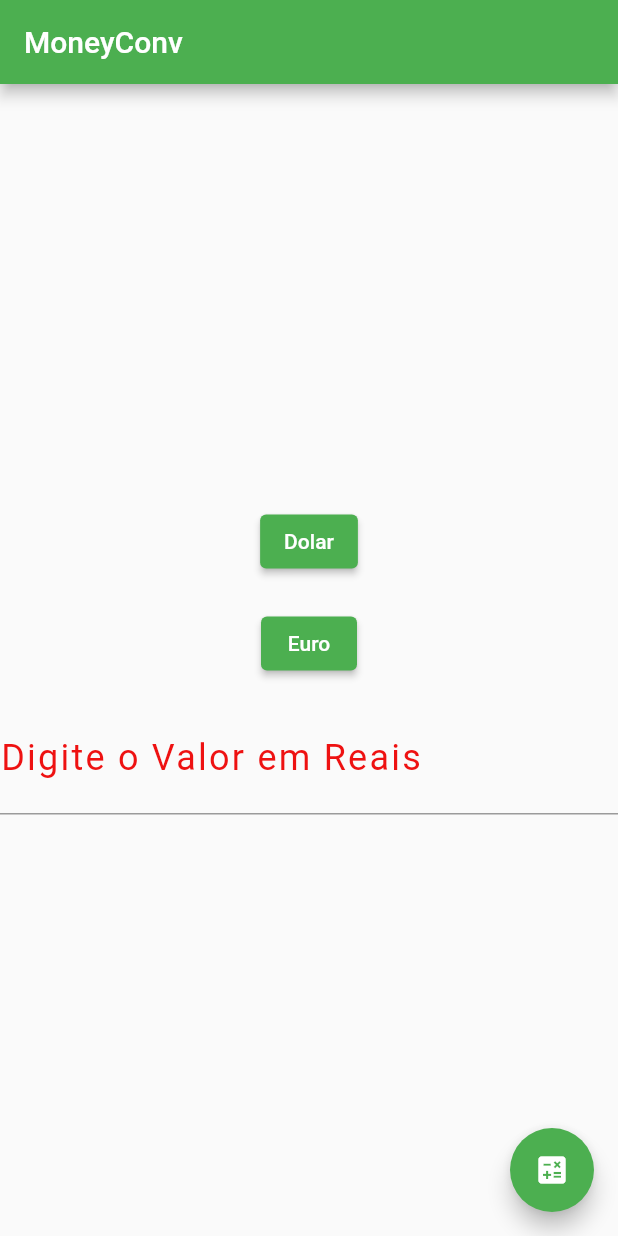
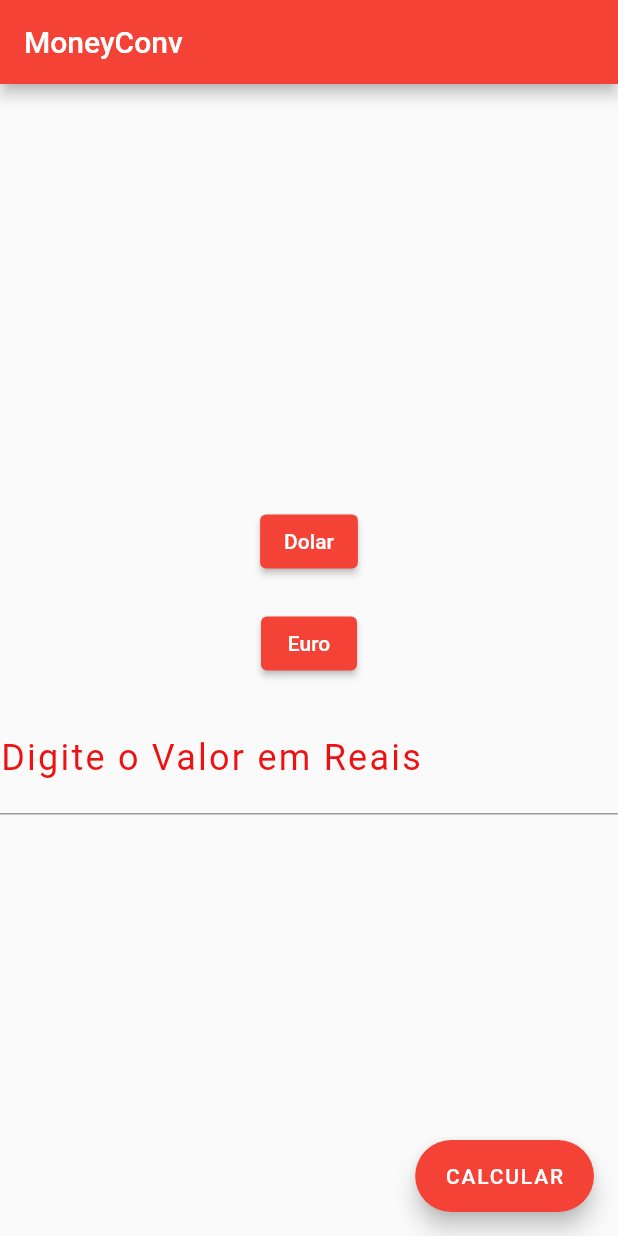
Before and after one commit to JoaoDeAbreu/MoneyConv, a Flutter app: the screen it shows after launch, on a phone screen of 412 x 824 dp. Run offline on Flutter 3.47's test engine with Material 2 defaults, Android fonts, the phone set to English and light mode, and no system bars.

```diff
--- a/moneyconv/lib/main.dart
+++ b/moneyconv/lib/main.dart
@@ -13,7 +13,7 @@ class MyApp extends StatelessWidget {
     return MaterialApp(
       title: 'MoneyConv',
       theme: ThemeData(
-        primarySwatch: Colors.green,
+        primarySwatch: Colors.red,
       ),
       home: const MyHomePage(title: 'MoneyConv'),
     );
@@ -51,10 +51,8 @@ class _MyHomePageState extends State<MyHomePage> {
           final double result = value * _multiplier;
           final String message =
               'O valor convertido fica: ${result.toStringAsFixed(2)}';
-          return Column(
-            children: [
-              AlertDialog(
-                title: Center(child: const Text('Resultado')),
+          return AlertDialog(
+            title: const Text('Resultado'),
             content: Text(message),
             actions: <Widget>[
               TextButton(
@@ -62,8 +60,6 @@ class _MyHomePageState extends State<MyHomePage> {
                   Navigator.of(context).pop();
                 },
                 child: const Text('OK'),
-                  ),
-                ],
               ),
             ],
           );
@@ -88,11 +84,14 @@ class _MyHomePageState extends State<MyHomePage> {
 
   @override
   Widget build(BuildContext context) {
+
     return Scaffold(
+
       appBar: AppBar(
         title: Text(widget.title),
       ),
       body: Center(
+
         child: Column(
           mainAxisAlignment: MainAxisAlignment.center,
           children: <Widget>[
@@ -106,6 +105,7 @@ class _MyHomePageState extends State<MyHomePage> {
               child: const Text('Euro',
               ),
             ),
+
             Text(_selectedOption),
             TextField(
               style: TextStyle(letterSpacing: 1.5,
@@ -120,11 +120,14 @@ class _MyHomePageState extends State<MyHomePage> {
           ],
         ),
       ),
-      floatingActionButton: FloatingActionButton(
+
+      floatingActionButton: FloatingActionButton.extended(
         onPressed: _incrementCounter,
-        tooltip: 'Calc',
-        child: const Icon(Icons.calculate),
+        tooltip: 'Calculo',
+        label: Text('CALCULAR'),
       ),
+
     );
+
   }
 }
```
Lines whose indentation alone changed are shown as unchanged.
